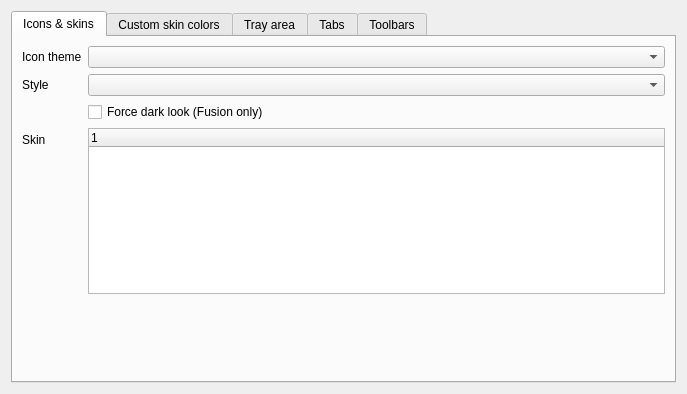
This is src/librssguard/gui/settings/settingsgui.ui in martinrotter/rssguard as Qt 5 draws it before an edit. The edited form follows.
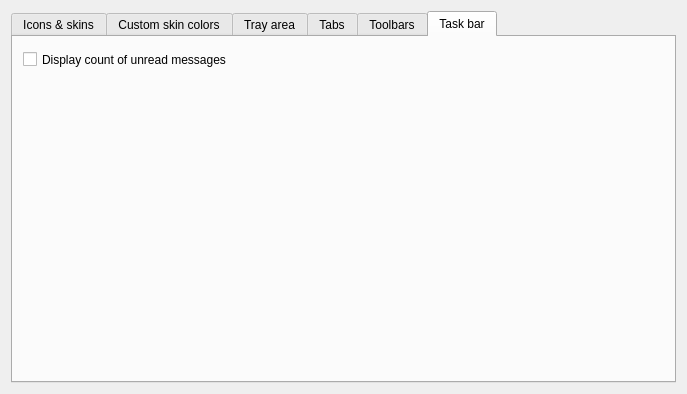
This is the edited form. The open tabs and pages were chosen to show the change. Custom widgets are drawn as their Qt base class.

Commit message:
Add option to control the display of the unread message count on task bar
In a news reading style with many sources and leaving messages unread
the unread message count becomes irrelevant. We already have an option
to disable the count in the icon tray, but not on the task bar. Added a
checkbox to enable/disable the message count on apps task bar icon /
entry.

Chose to put it into a new tab page as we might add more task bar
functionality (progress update, recent articles, etc..).

Diff of the .ui file:
```diff
--- a/src/librssguard/gui/settings/settingsgui.ui
+++ b/src/librssguard/gui/settings/settingsgui.ui
@@ -410,6 +410,24 @@
        </item>
       </layout>
      </widget>
+     <widget class="QWidget" name="m_taskBar">
+      <attribute name="title">
+       <string>Task bar</string>
+      </attribute>
+      <widget class="QCheckBox" name="m_displayUnreadMessageCountOnTaskBar">
+       <property name="geometry">
+        <rect>
+         <x>10</x>
+         <y>10</y>
+         <width>321</width>
+         <height>25</height>
+        </rect>
+       </property>
+       <property name="text">
+        <string>Display count of unread messages</string>
+       </property>
+      </widget>
+     </widget>
     </widget>
    </item>
   </layout>
```
The commit also changes 4 other files.
